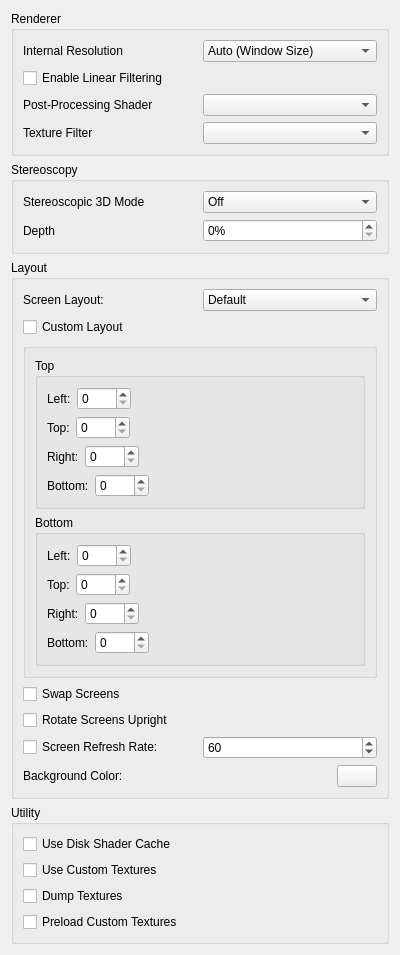
The window that src/citra_qt/configuration/configure_enhancements.ui (lbbboy/citra) describes before a commit, drawn with Qt 5.
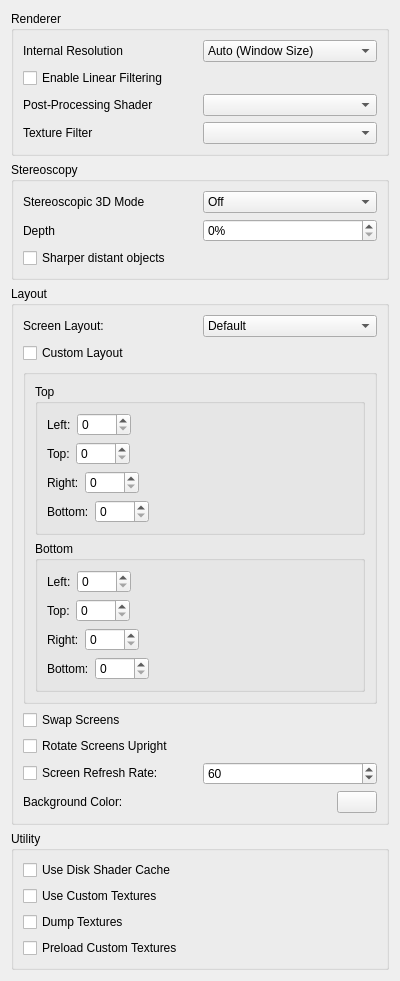
The same window after the commit.

Commit message: vvanelslande's sharper distant objects setting

Diff of the .ui file:
```diff
--- a/src/citra_qt/configuration/configure_enhancements.ui
+++ b/src/citra_qt/configuration/configure_enhancements.ui
@@ -202,6 +202,13 @@
         </item>
        </layout>
       </item>
+      <item>
+       <widget class="QCheckBox" name="sharper_distant_objects">
+        <property name="text">
+         <string>Sharper distant objects</string>
+        </property>
+       </widget>
+      </item>
      </layout>
     </widget>
    </item>
```
The commit also changes 6 other files.
